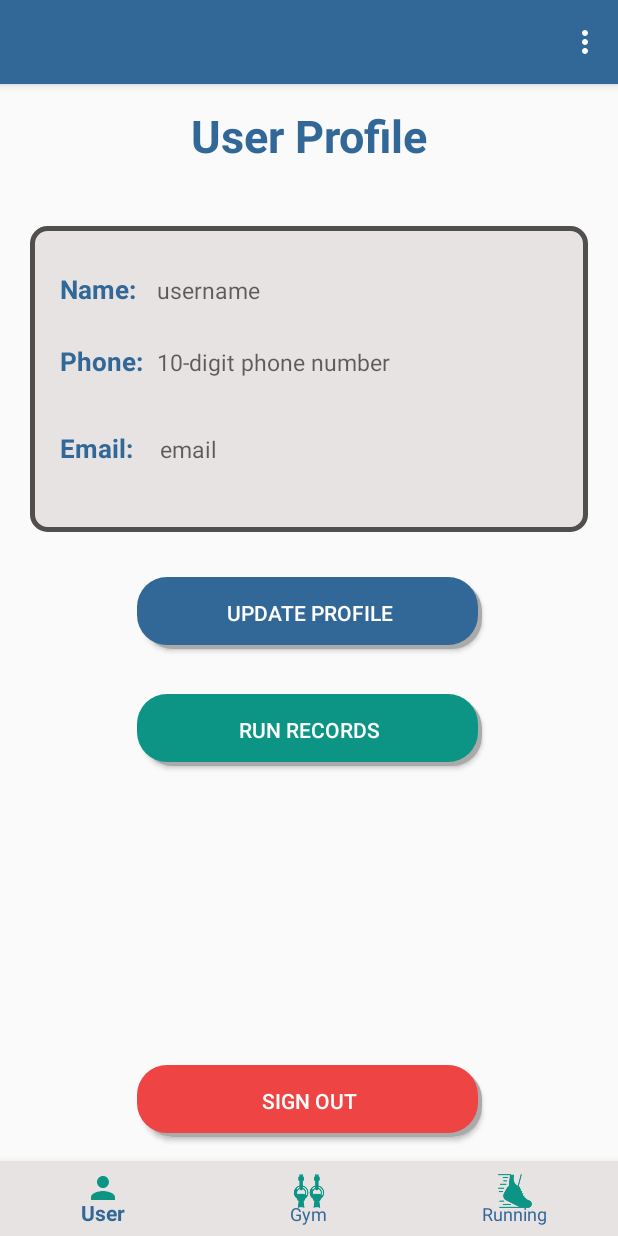
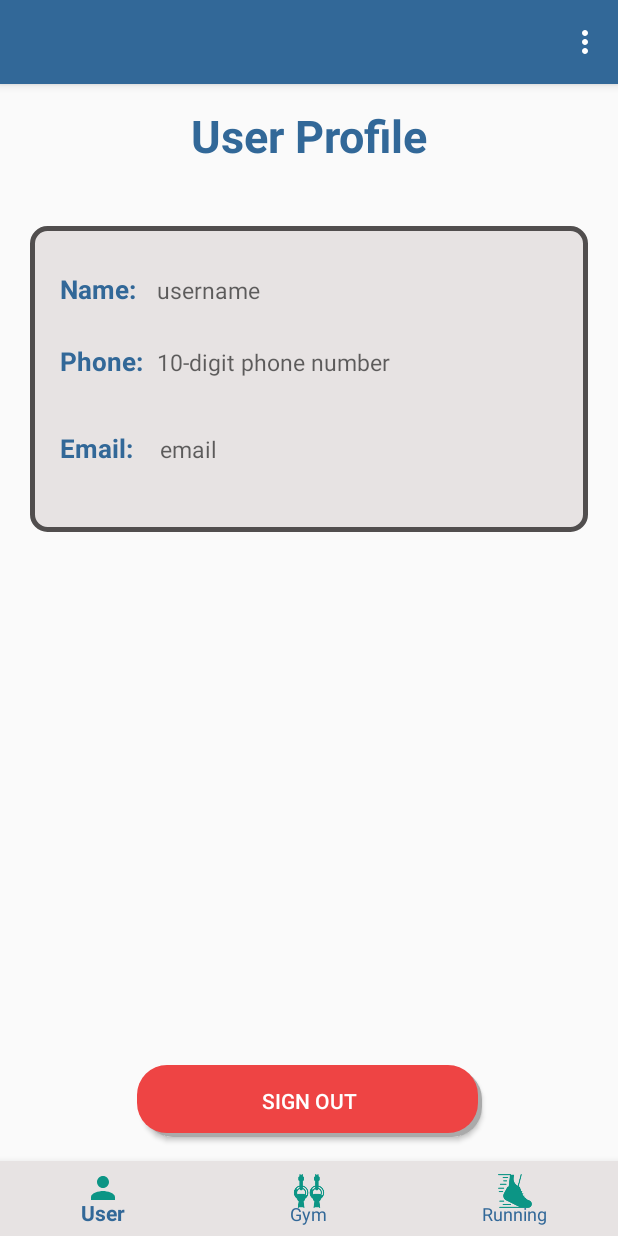
Before and after one commit to trungne/Fitness, an Android app: the screen it shows after launch once a user with an empty profile is signed in (MainActivity), on a phone screen of 412 x 824 dp. Run offline under Robolectric (Android 15) with nearby library versions, the phone set to English and light mode, and no system bars; our stand-ins replace Firebase (no records; nobody signed in at launch, a user with empty details on screens opened directly); libraries missing offline, so code that uses them is left out: com.firebase.ui.

Commit message:
+Update Running Activity
+ add new display run record functionality

+ Fix duplicated MainActivity
+Fix User being able to access after signed out

```diff
--- a/app/src/main/java/com/main/fitness/ui/activities/MyRunRecordsActivity.java
+++ b/app/src/main/java/com/main/fitness/ui/activities/MyRunRecordsActivity.java
@@ -68,6 +68,5 @@ public class MyRunRecordsActivity extends AppCompatActivity {
                 recordListAdapter.notifyDataSetChanged();
             }
         });
-        Toast.makeText(this, "Size" + runningRecords.size(), Toast.LENGTH_SHORT).show();
     }
 }
--- a/app/src/main/java/com/main/fitness/ui/fragments/UserFragment.java
+++ b/app/src/main/java/com/main/fitness/ui/fragments/UserFragment.java
@@ -50,7 +50,7 @@ public class UserFragment extends Fragment {
 
     }
 
-    private Button signOutButton, updateProfileButton, runRecordsButton;
+    private Button signOutButton;
     private UserViewModel userViewModel;
 
     private TextView  userEmail;
@@ -66,10 +66,6 @@ public class UserFragment extends Fragment {
         //Button wire
         this.signOutButton = this.rootView.findViewById(R.id.UserFragmentSignOutButton);
         this.signOutButton.setOnClickListener(this::signOut);
-        this.updateProfileButton = this.rootView.findViewById(R.id.EditInfoActivityUpdateButton);
-        this.updateProfileButton.setOnClickListener(this::updateUserProfile);
-        this.runRecordsButton = this.rootView.findViewById(R.id.UserFragmentRunRecordListButton);
-        this.runRecordsButton.setOnClickListener((this::viewRunRecordList));
 
         this.userViewModel = new ViewModelProvider(this)
                 .get(UserViewModel .class);
@@ -108,37 +104,6 @@ public class UserFragment extends Fragment {
 
         return this.rootView;
     }
-    //View Run record list
-    private void viewRunRecordList(View view) {
-        Intent intent = new Intent(requireActivity(), MyRunRecordsActivity.class);
-        startActivity(intent);
-    }
-
-    // Update User Profile
-    private void updateUserProfile(View view) {
-        if(userDisplayName.getText().length() < 1){
-            Toast.makeText(requireActivity(), "Please insert a name.", Toast.LENGTH_SHORT).show();
-        } else if( userPhone.getText().length() != 10){
-            Toast.makeText(requireActivity(), "Please insert 10-digit phone number.", Toast.LENGTH_SHORT).show();
-        } else {
-            HashMap<String, Object> newUser = new HashMap<>();
-            newUser.put( UserViewModel.DISPLAY_NAME_FIELD , userDisplayName.getText().toString());
-            newUser.put( UserViewModel.PHONE_NUMBER_FIELD , userPhone.getText().toString());
-            String uid = this.userViewModel.getFirebaseUser().getUid();
-            //Update User information
-            this.userViewModel.updateAppUser(uid, newUser).addOnCompleteListener(requireActivity(), new OnCompleteListener<Void>() {
-                @Override
-                public void onComplete(@NonNull Task<Void> task) {
-                    if (!task.isSuccessful()){
-                        // handle
-                        return;
-                    }
-                    Toast.makeText(requireActivity(), "Update User's profile successful!", Toast.LENGTH_SHORT).show();
-                }
-            });
-
-        }
-    }
 
     //Sign Out of the current account
     public void signOut(View v){
--- a/app/src/main/res/layout/fragment_user.xml
+++ b/app/src/main/res/layout/fragment_user.xml
@@ -159,32 +159,6 @@
 
 
         </TableLayout>
-
-        <Button
-            android:id="@+id/EditInfoActivityUpdateButton"
-            android:layout_width="230dp"
-            android:layout_height="48dp"
-            android:layout_marginTop="30dp"
-            android:background="@drawable/button_2"
-            android:text="Update Profile"
-
-            android:textColor="@color/white"
-            app:layout_constraintEnd_toEndOf="parent"
-            app:layout_constraintStart_toStartOf="parent"
-            app:layout_constraintTop_toBottomOf="@+id/tableLayout" />
-
-        <Button
-            android:id="@+id/UserFragmentRunRecordListButton"
-            android:layout_width="230dp"
-            android:layout_height="48dp"
-            android:layout_marginTop="30dp"
-            android:background="@drawable/button_1"
-            android:text="Run Records"
-
-            android:textColor="@color/white"
-            app:layout_constraintEnd_toEndOf="parent"
-            app:layout_constraintStart_toStartOf="parent"
-            app:layout_constraintTop_toBottomOf="@+id/EditInfoActivityUpdateButton" />
     </androidx.constraintlayout.widget.ConstraintLayout>
 
 </androidx.constraintlayout.widget.ConstraintLayout>
```
Also changed, not shown: app/src/main/java/com/main/fitness/ui/fragments/RunningFragment.java (+11 -0 lines), app/src/main/res/layout/fragment_running.xml (+12 -0 lines).
